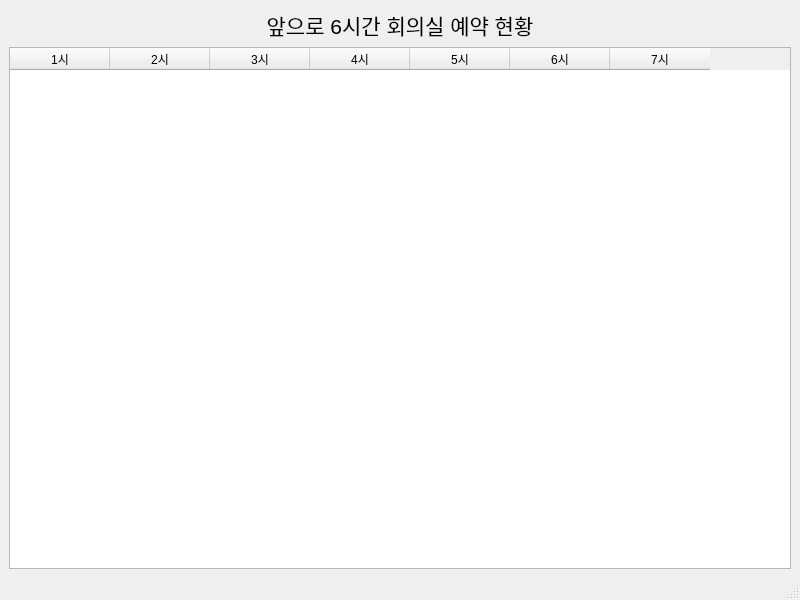
Old version of the form adminGUI/usage.ui in the repository addinedu-ros-10th/iot-repo-1.
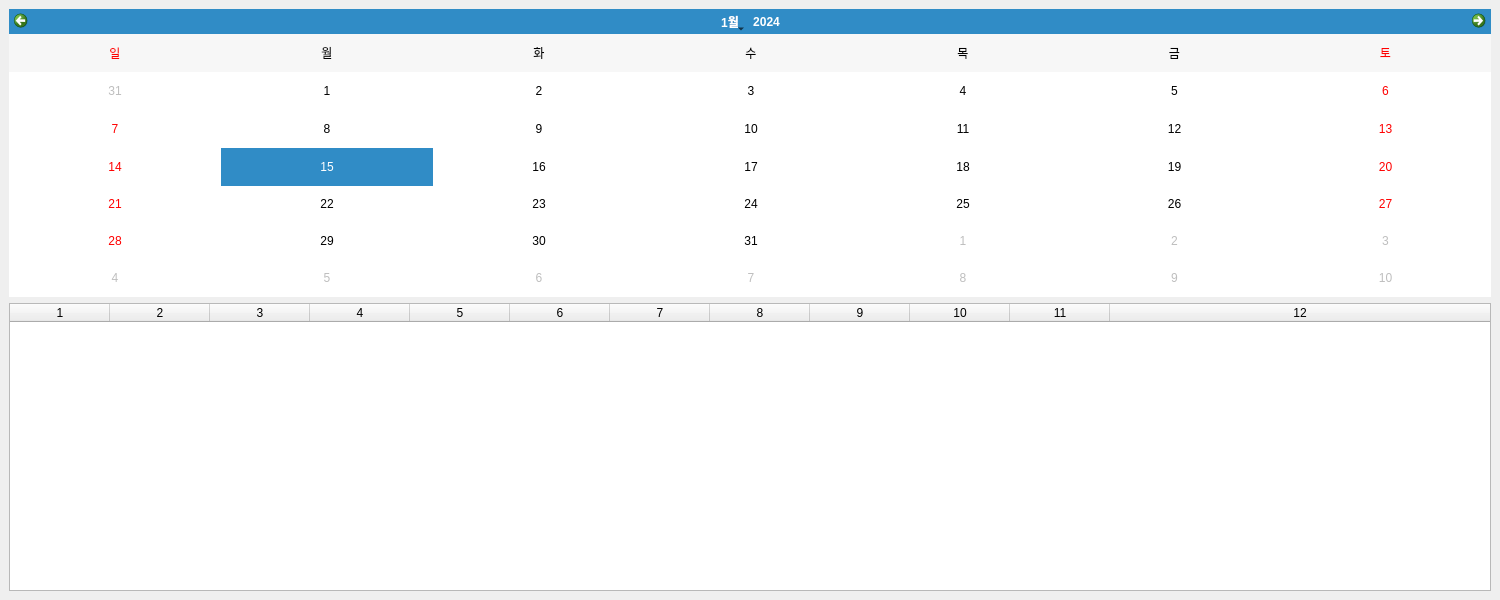
New version of the form.

Commit message: reservation usage

The edit to the form file:
```diff
--- a/adminGUI/usage.ui
+++ b/adminGUI/usage.ui
@@ -6,7 +6,7 @@
    <rect>
     <x>0</x>
     <y>0</y>
-    <width>800</width>
+    <width>1500</width>
     <height>600</height>
    </rect>
   </property>
@@ -16,17 +16,12 @@
   <widget class="QWidget" name="centralwidget">
    <layout class="QVBoxLayout" name="verticalLayout">
     <item>
-     <widget class="QLabel" name="titleLabel">
-      <property name="font">
-       <font>
-        <pointsize>16</pointsize>
-       </font>
+     <widget class="QCalendarWidget" name="calendarWidget">
+      <property name="locale">
+       <locale language="Korean" country="SouthKorea"/>
       </property>
-      <property name="text">
-       <string>앞으로 6시간 회의실 예약 현황</string>
-      </property>
-      <property name="alignment">
-       <set>Qt::AlignCenter</set>
+      <property name="verticalHeaderFormat">
+       <enum>QCalendarWidget::NoVerticalHeader</enum>
       </property>
      </widget>
     </item>
@@ -41,49 +36,40 @@
       <property name="showGrid">
        <bool>true</bool>
       </property>
+      <property name="rowCount">
+       <number>0</number>
+      </property>
       <property name="columnCount">
-       <number>7</number>
+       <number>12</number>
       </property>
-      <column>
-       <property name="text">
-        <string>1시</string>
-       </property>
-      </column>
-      <column>
-       <property name="text">
-        <string>2시</string>
-       </property>
-      </column>
-      <column>
-       <property name="text">
-        <string>3시</string>
-       </property>
-      </column>
-      <column>
-       <property name="text">
-        <string>4시</string>
-       </property>
-      </column>
-      <column>
-       <property name="text">
-        <string>5시</string>
-       </property>
-      </column>
-      <column>
-       <property name="text">
-        <string>6시</string>
-       </property>
-      </column>
-      <column>
-       <property name="text">
-        <string>7시</string>
-       </property>
-      </column>
+      <attribute name="horizontalHeaderVisible">
+       <bool>true</bool>
+      </attribute>
+      <attribute name="horizontalHeaderStretchLastSection">
+       <bool>true</bool>
+      </attribute>
+      <attribute name="verticalHeaderVisible">
+       <bool>true</bool>
+      </attribute>
+      <attribute name="verticalHeaderStretchLastSection">
+       <bool>false</bool>
+      </attribute>
+      <column/>
+      <column/>
+      <column/>
+      <column/>
+      <column/>
+      <column/>
+      <column/>
+      <column/>
+      <column/>
+      <column/>
+      <column/>
+      <column/>
      </widget>
     </item>
    </layout>
   </widget>
-  <widget class="QStatusBar" name="statusbar"/>
  </widget>
  <resources/>
  <connections/>
```
Left out of the diff: 2 changed lines with no effect on the pictures. The commit also changes 4 other files.
